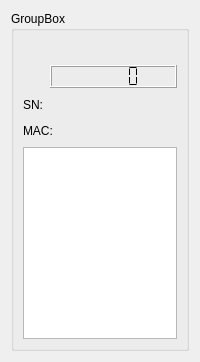
This is Robot_v1/tooling.ui in wayneliu0512/Robot_v1 as Qt 5 draws it before an edit. The edited form follows.
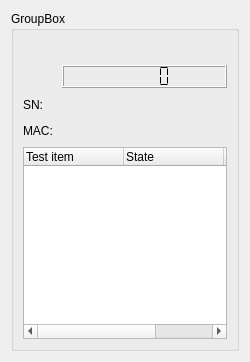
This is the edited form. Icons and pictures are not drawn. Custom widgets are drawn as their Qt base class.

The edit to the form file:
```diff
--- a/Robot_v1/tooling.ui
+++ b/Robot_v1/tooling.ui
@@ -6,19 +6,19 @@
    <rect>
     <x>0</x>
     <y>0</y>
-    <width>200</width>
+    <width>250</width>
     <height>362</height>
    </rect>
   </property>
   <property name="minimumSize">
    <size>
-    <width>0</width>
-    <height>250</height>
+    <width>250</width>
+    <height>300</height>
    </size>
   </property>
   <property name="maximumSize">
    <size>
-    <width>200</width>
+    <width>250</width>
     <height>16777215</height>
    </size>
   </property>
@@ -32,19 +32,6 @@
       <string>GroupBox</string>
      </property>
      <layout class="QGridLayout" name="gridLayout_2">
-      <item row="2" column="0" colspan="3">
-       <widget class="QListWidget" name="listWidget">
-        <property name="sizePolicy">
-         <sizepolicy hsizetype="Preferred" vsizetype="Preferred">
-          <horstretch>0</horstretch>
-          <verstretch>0</verstretch>
-         </sizepolicy>
-        </property>
-        <property name="statusTip">
-         <string>Show the item that already test</string>
-        </property>
-       </widget>
-      </item>
       <item row="0" column="0">
        <widget class="Light" name="label_light">
         <property name="maximumSize">
@@ -154,6 +141,34 @@
         </item>
        </layout>
       </item>
+      <item row="2" column="0" colspan="3">
+       <widget class="QTreeWidget" name="treeWidget">
+        <property name="sizePolicy">
+         <sizepolicy hsizetype="Preferred" vsizetype="Preferred">
+          <horstretch>0</horstretch>
+          <verstretch>0</verstretch>
+         </sizepolicy>
+        </property>
+        <property name="statusTip">
+         <string>Show the item that already test</string>
+        </property>
+        <column>
+         <property name="text">
+          <string>Test item</string>
+         </property>
+        </column>
+        <column>
+         <property name="text">
+          <string>State</string>
+         </property>
+        </column>
+        <column>
+         <property name="text">
+          <string>Spend time(sec)</string>
+         </property>
+        </column>
+       </widget>
+      </item>
      </layout>
     </widget>
    </item>
```
